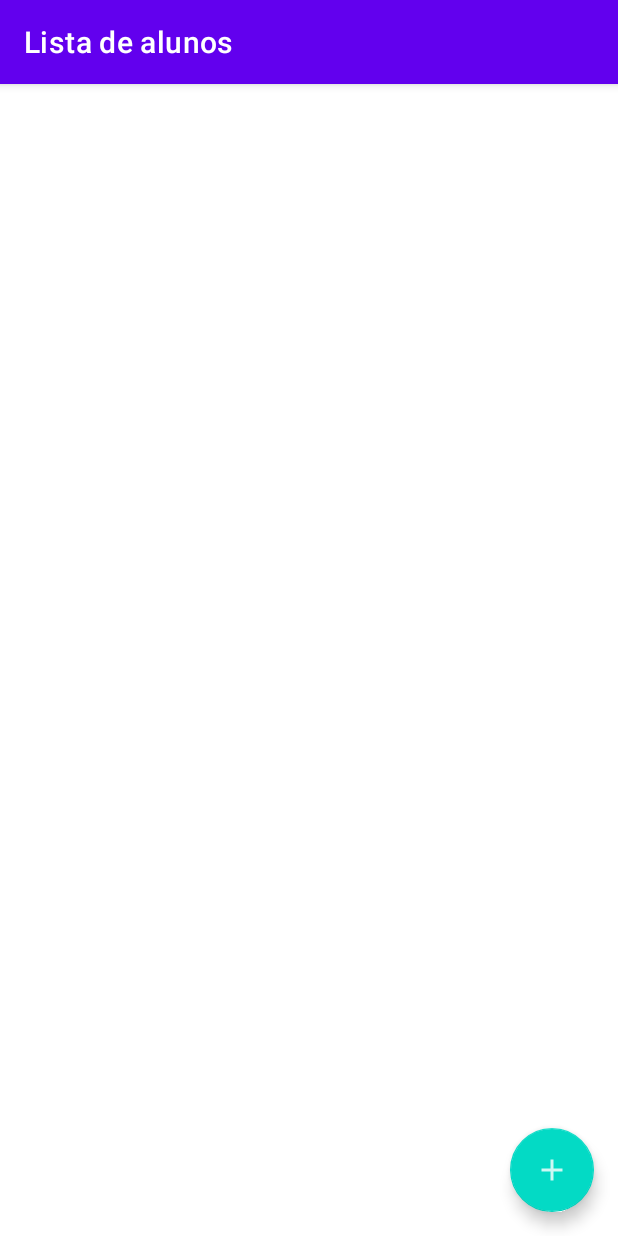
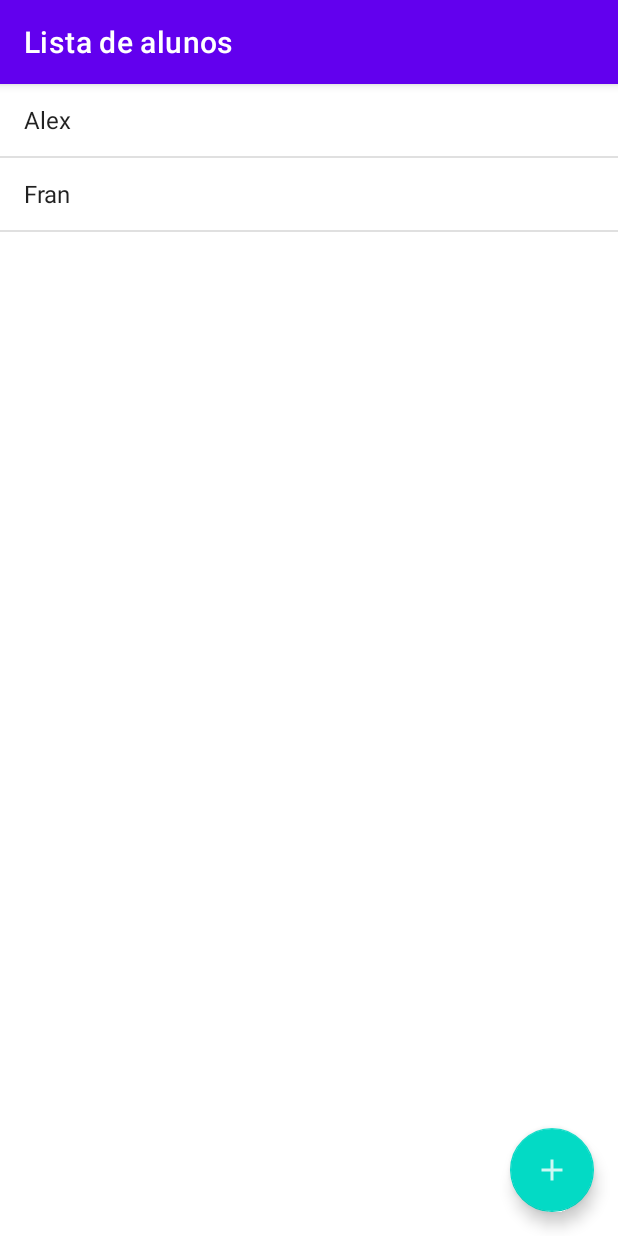
Before and after one commit to stefanopaulo/app-de-agenda-android, an Android app: the screen it shows after launch (ListaAlunosActivity), on a phone screen of 412 x 824 dp. Run offline under Robolectric (Android 15) with nearby library versions, the phone set to English and light mode, and no system bars.

```diff
--- a/app/src/main/java/com/app/agenda/ui/activity/ListaAlunosActivity.java
+++ b/app/src/main/java/com/app/agenda/ui/activity/ListaAlunosActivity.java
@@ -29,8 +29,10 @@ public class ListaAlunosActivity extends AppCompatActivity {
         super.onCreate(savedInstanceState);
         setContentView(R.layout.activity_lista_alunos);
         setTitle(TITULO_APPBAR);
+        configuraFabNovoAluno();
 
-        configuraFabNovoAluno();
+        dao.salva(new Aluno("Alex", "11922223333", "alex@gmail.com"));
+        dao.salva(new Aluno("Fran", "11944445555", "fran@gmail.com"));
     }
 
     private void configuraFabNovoAluno() {
```
